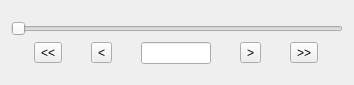
Above: glue/qt/ui/cube_slider.ui from glue-viz/glue before the change. Below: the same form after it.
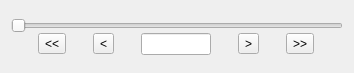
That is the form after the change.

Commit message: Reduce spacing in cube slider

```diff
--- a/glue/qt/ui/cube_slider.ui
+++ b/glue/qt/ui/cube_slider.ui
@@ -7,7 +7,7 @@
     <x>0</x>
     <y>0</y>
     <width>354</width>
-    <height>85</height>
+    <height>73</height>
    </rect>
   </property>
   <property name="windowTitle">
@@ -16,6 +16,9 @@
   <layout class="QGridLayout" name="gridLayout">
    <item row="0" column="0">
     <layout class="QVBoxLayout" name="verticalLayout">
+     <property name="spacing">
+      <number>0</number>
+     </property>
      <item>
       <widget class="QSlider" name="slider">
        <property name="orientation">
```
